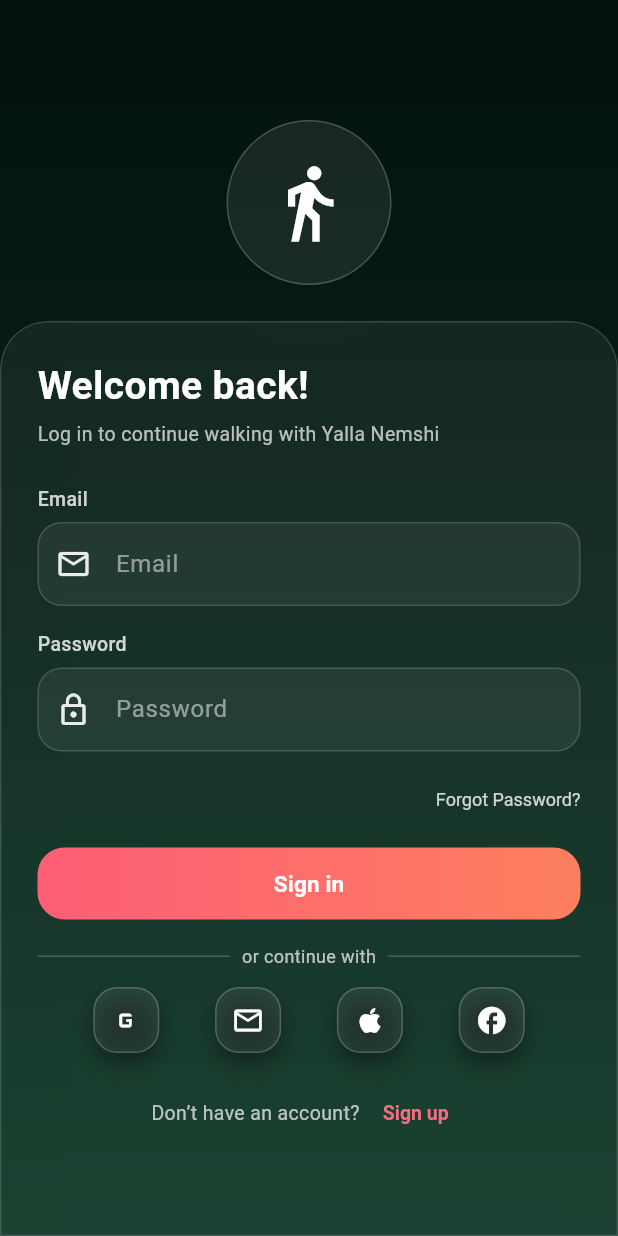
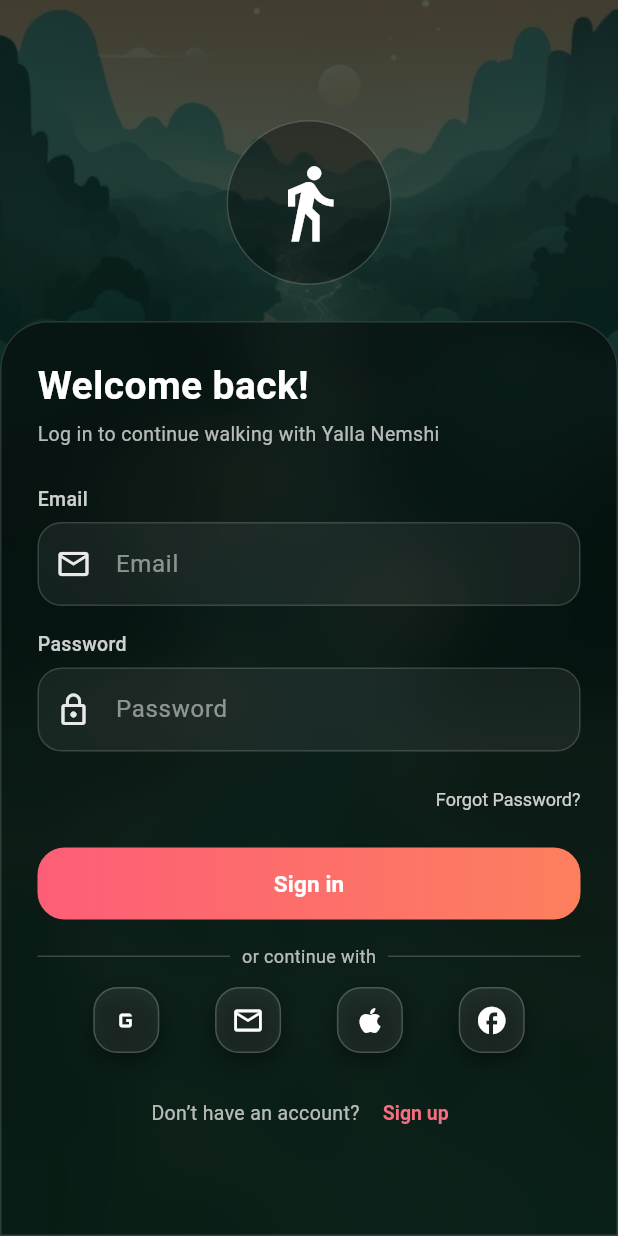
Before and after one commit to Ossi901990/Yalla-nemshi, a Flutter app: the screen it shows after launch, on a phone screen of 412 x 824 dp. Run offline on Flutter 3.47's test engine with Material 3 defaults, Android fonts, the phone set to English and light mode, and no system bars; our stand-ins replace firebase_core, flutter_local_notifications, google_maps_flutter, image_picker, pedometer, permission_handler and 3 more; accounts and stored records are empty.

Commit message:
add background image for login screen and update asset reference in pubspec.yaml

```diff
--- a/lib/screens/login_screen.dart
+++ b/lib/screens/login_screen.dart
@@ -40,29 +40,50 @@ class _LoginScreenState extends State<LoginScreen> {
   @override
 Widget build(BuildContext context) {
   return Scaffold(
-      body: Container(
-        // 🌌 Dark green gradient background
-        decoration: const BoxDecoration(
+    body: Stack(
+      children: [
+        // 🔹 Background image behind everything
+        Positioned.fill(
+          child: Image.asset(
+            'assets/images/walk_group.jpg',   // ✅ correct path
+            fit: BoxFit.cover,
+          ),
+        ),
+
+        // 🔹 Semi-transparent dark gradient overlay
+        Positioned.fill(
+          child: Container(
+            decoration: BoxDecoration(
               gradient: LinearGradient(
-            colors: [Color(0xFF04120B), Color(0xFF062219), Color(0xFF0C3624)],
+                colors: [
+                  const Color(0xFF04120B).withOpacity(0.7),
+                  const Color(0xFF062219).withOpacity(0.85),
+                  const Color(0xFF0C3624).withOpacity(0.9),
+                ],
                 begin: Alignment.topCenter,
                 end: Alignment.bottomCenter,
               ),
             ),
-        child: Column(
+          ),
+        ),
+
+        // 🔹 Content (top icon + bottom sheet card)
+        Column(
           crossAxisAlignment: CrossAxisAlignment.stretch,
           children: [
             const SizedBox(height: 80),
 
-            // Top circle icon (stays “floating” above the card)
+            // 👉 REMOVE this block if you don’t want the walking icon
             Center(
               child: Container(
                 height: 110,
                 width: 110,
                 decoration: BoxDecoration(
                   shape: BoxShape.circle,
-                  color: Colors.white.withOpacity(0.08),
-                  border: Border.all(color: Colors.white.withOpacity(0.2)),
+                  color: Colors.black.withOpacity(0.35),
+                  border: Border.all(
+                    color: Colors.white.withOpacity(0.2),
+                  ),
                 ),
                 child: const Icon(
                   Icons.directions_walk,
@@ -74,7 +95,7 @@ class _LoginScreenState extends State<LoginScreen> {
 
             const SizedBox(height: 24),
 
-            // 🧊 Glass card that fills to bottom & sides
+            // Glass card that fills downwards
             Expanded(
               child: ClipRRect(
                 borderRadius: const BorderRadius.only(
@@ -86,12 +107,14 @@ class _LoginScreenState extends State<LoginScreen> {
                   child: Container(
                     padding: const EdgeInsets.fromLTRB(24, 24, 24, 16),
                     decoration: BoxDecoration(
-                      color: Colors.white.withOpacity(0.06),
+                      color: Colors.black.withOpacity(0.45),
                       borderRadius: const BorderRadius.only(
                         topLeft: Radius.circular(32),
                         topRight: Radius.circular(32),
                       ),
-                      border: Border.all(color: Colors.white.withOpacity(0.15)),
+                      border: Border.all(
+                        color: Colors.white.withOpacity(0.15),
+                      ),
                     ),
                     child: SingleChildScrollView(
                       child: Column(
@@ -142,7 +165,8 @@ class _LoginScreenState extends State<LoginScreen> {
                               },
                               style: TextButton.styleFrom(
                                 padding: EdgeInsets.zero,
-                                foregroundColor: Colors.white.withOpacity(0.8),
+                                foregroundColor:
+                                    Colors.white.withOpacity(0.8),
                                 textStyle: const TextStyle(fontSize: 12),
                               ),
                               child: const Text('Forgot Password?'),
@@ -151,12 +175,13 @@ class _LoginScreenState extends State<LoginScreen> {
 
                           const SizedBox(height: 8),
 
-                          // 🎨 Gradient sign-in button
-                          _GradientButton(text: 'Sign in', onPressed: _login),
+                          _GradientButton(
+                            text: 'Sign in',
+                            onPressed: _login,
+                          ),
 
                           const SizedBox(height: 16),
 
-                          // ---- OR separator ----
                           Row(
                             children: [
                               Expanded(
@@ -166,8 +191,7 @@ class _LoginScreenState extends State<LoginScreen> {
                               ),
                               Padding(
                                 padding: const EdgeInsets.symmetric(
-                                  horizontal: 8.0,
-                                ),
+                                    horizontal: 8.0),
                                 child: Text(
                                   'or continue with',
                                   style: TextStyle(
@@ -185,7 +209,6 @@ class _LoginScreenState extends State<LoginScreen> {
                           ),
                           const SizedBox(height: 12),
 
-                          // 🧊 Social glass buttons
                           Row(
                             mainAxisAlignment: MainAxisAlignment.spaceEvenly,
                             children: [
@@ -214,7 +237,6 @@ class _LoginScreenState extends State<LoginScreen> {
 
                           const SizedBox(height: 16),
 
-                          // Bottom link
                           Row(
                             mainAxisAlignment: MainAxisAlignment.center,
                             children: [
@@ -228,9 +250,7 @@ class _LoginScreenState extends State<LoginScreen> {
                               TextButton(
                                 onPressed: _goToSignup,
                                 style: TextButton.styleFrom(
-                                  foregroundColor: const Color(
-                                    0xFFF86C81,
-                                  ), // accent
+                                  foregroundColor: const Color(0xFFF86C81),
                                   textStyle: const TextStyle(
                                     fontWeight: FontWeight.bold,
                                     fontSize: 13,
@@ -249,9 +269,11 @@ class _LoginScreenState extends State<LoginScreen> {
             ),
           ],
         ),
+      ],
     ),
   );
 }
+
 
   Widget _buildLabeledField({
     required String label,
--- a/pubspec.yaml
+++ b/pubspec.yaml
@@ -38,4 +38,4 @@ flutter:
   assets:
     - assets/images/home_bg_dark.jpg
     - assets/images/home_bg_light.jpg
-    - assets/images/walk_group.png
+    - assets/images/walk_group.jpg
```
Also changed, not shown: assets/images/walk_group.jpg (added). Lines whose indentation alone changed are shown as unchanged.
